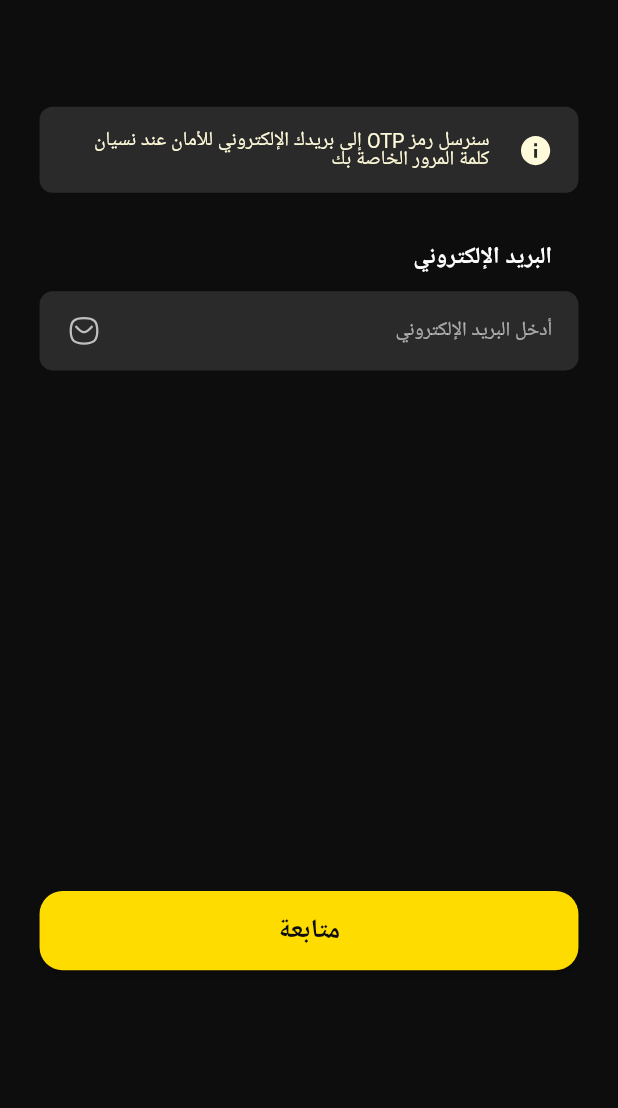
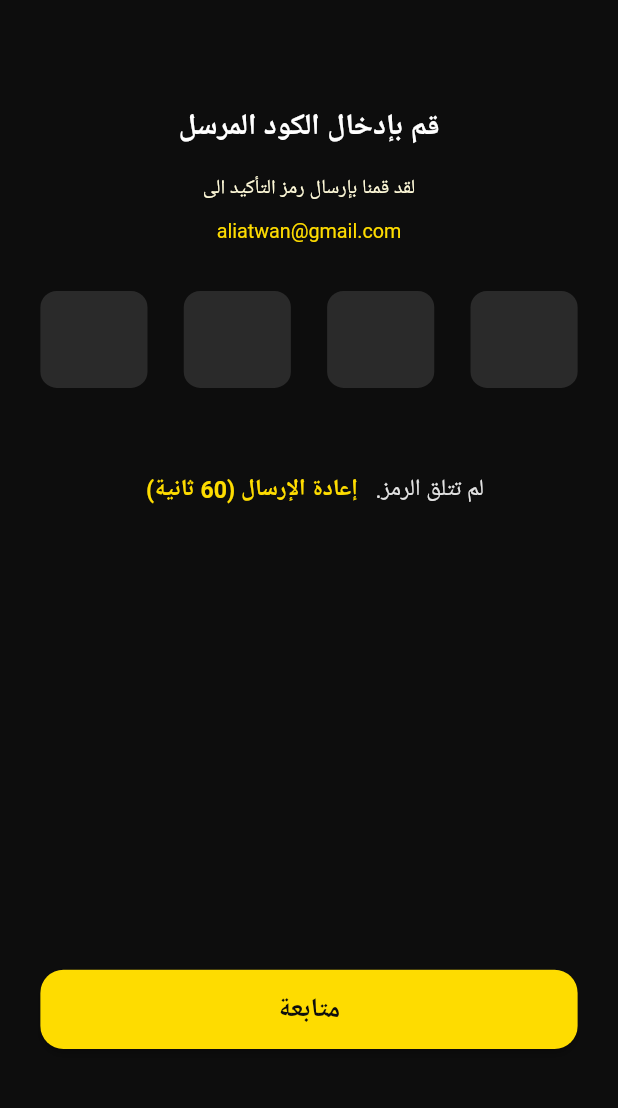
Before and after one commit to ZiadElgaraihe/black-market, a Flutter app: the ForgetPasswordView screen opened directly, after a tap on "متابعة", on a phone screen of 412 x 824 dp, the part 76-1184 px from its top. Run offline on Flutter 3.47's test engine with Material 2 defaults, Android fonts, the phone set to English and light mode, and no system bars; our stand-ins replace flutter_screenutil, flutter_svg, google_fonts; Roboto replaces fonts that are missing (Almarai).

Commit message:
finish verification code view design

```diff
--- a/lib/core/utils/app_colors.dart
+++ b/lib/core/utils/app_colors.dart
@@ -22,6 +22,9 @@ abstract class AppColors {
   ///#FFFAD9
   static Color lightYellowHover = const Color(0xFFFFFAD9);
 
+  ///#D3DCEE
+  static Color pastelBlue = const Color(0xFFD3DCEE);
+
   static Color transparent = Colors.transparent;
 
   ///#FFFFFF
--- /dev/null
+++ b/lib/features/auth/presentation/view/verification_code_view.dart
@@ -0,0 +1,18 @@
+import 'package:black_market/core/presentation/view/app_bars/default_app_bar.dart';
+import 'package:black_market/features/auth/presentation/view/widgets/verification_code_view_body.dart';
+import 'package:flutter/material.dart';
+
+class VerificationCodeView extends StatelessWidget {
+  const VerificationCodeView({super.key});
+
+  @override
+  Widget build(BuildContext context) {
+    return GestureDetector(
+      onTap: () => FocusManager.instance.primaryFocus!.unfocus(),
+      child: const Scaffold(
+        appBar: DefaultAppBar(title: 'إسترجاع كلمة المرور'),
+        body: VerificationCodeViewBody(),
+      ),
+    );
+  }
+}
--- a/lib/features/auth/presentation/view/widgets/forget_password_view_body.dart
+++ b/lib/features/auth/presentation/view/widgets/forget_password_view_body.dart
@@ -1,6 +1,8 @@
+import 'package:black_market/core/animations/left_slide_transition.dart';
 import 'package:black_market/core/presentation/view/buttons/default_button.dart';
 import 'package:black_market/core/presentation/view/sections/user_data_section.dart';
 import 'package:black_market/core/utils/app_icons.dart';
+import 'package:black_market/features/auth/presentation/view/verification_code_view.dart';
 import 'package:black_market/features/auth/presentation/view/widgets/containers/forget_password_warning_message_container.dart';
 import 'package:flutter/material.dart';
 import 'package:flutter_screenutil/flutter_screenutil.dart';
@@ -27,7 +29,17 @@ class ForgetPasswordViewBody extends StatelessWidget {
               suffixIcon: AppIcons.assetsIconsMessage,
             ),
             SizedBox(height: 342.h),
-            DefaultButton(onPressed: () {}, title: 'متابعة'),
+            DefaultButton(
+              onPressed: () {
+                Navigator.push(
+                  context,
+                  RightSlideTransition(
+                    page: const VerificationCodeView(),
+                  ),
+                );
+              },
+              title: 'متابعة',
+            ),
             SizedBox(height: 20.h),
           ],
         ),
--- /dev/null
+++ b/lib/features/auth/presentation/view/widgets/rows/otp_row.dart
@@ -0,0 +1,24 @@
+import 'package:black_market/features/auth/presentation/view/widgets/text_fields/otp_text_field.dart';
+import 'package:flutter/material.dart';
+import 'package:flutter_screenutil/flutter_screenutil.dart';
+
+class OtpRow extends StatelessWidget {
+  const OtpRow({super.key});
+
+  @override
+  Widget build(BuildContext context) {
+    return Directionality(
+      textDirection: TextDirection.ltr,
+      child: Row(
+        mainAxisAlignment: MainAxisAlignment.spaceBetween,
+        children: List.generate(
+          4,
+          (index) => SizedBox(
+            width: 65.w,
+            child: OtpTextField(index: index),
+          ),
+        ),
+      ),
+    );
+  }
+}
--- /dev/null
+++ b/lib/features/auth/presentation/view/widgets/rows/resend_code_row.dart
@@ -0,0 +1,81 @@
+import 'dart:async';
+
+import 'package:black_market/core/utils/app_colors.dart';
+import 'package:black_market/core/utils/text_styles.dart';
+import 'package:flutter/material.dart';
+
+class ResendCodeRow extends StatefulWidget {
+  const ResendCodeRow({super.key});
+
+  @override
+  State<ResendCodeRow> createState() => _ResendCodeRowState();
+}
+
+class _ResendCodeRowState extends State<ResendCodeRow> {
+  late Timer _timer;
+  final ValueNotifier<int> _remainingSeconds = ValueNotifier<int>(60);
+
+  @override
+  void initState() {
+    _startTimer();
+    super.initState();
+  }
+
+  @override
+  void dispose() {
+    _timer.cancel();
+    _remainingSeconds.dispose();
+    super.dispose();
+  }
+
+  @override
+  Widget build(BuildContext context) {
+    return Row(
+      mainAxisAlignment: MainAxisAlignment.center,
+      children: [
+        Text(
+          'لم تتلق الرمز. ',
+          style: TextStyles.textStyle14.copyWith(
+            fontWeight: FontWeight.w400,
+            color: AppColors.lightGrey,
+          ),
+        ),
+        ValueListenableBuilder(
+          valueListenable: _remainingSeconds,
+          builder: (context, remainingSeconds, child) => TextButton(
+            onPressed: (remainingSeconds == 0)
+                ? () {
+                    _remainingSeconds.value = 60;
+                    _startTimer();
+                  }
+                : null,
+            style: ButtonStyle(
+              overlayColor: MaterialStatePropertyAll(
+                AppColors.lightYellowActive.withOpacity(0.1),
+              ),
+            ),
+            child: Text(
+              'إعادة الإرسال ${(remainingSeconds != 0) ? '($remainingSeconds ثانية)' : ''}',
+              style: TextStyles.textStyle14.copyWith(
+                color: AppColors.yellow,
+              ),
+            ),
+          ),
+        ),
+      ],
+    );
+  }
+
+  void _startTimer() {
+    _timer = Timer.periodic(
+      const Duration(seconds: 1),
+      (timer) {
+        if (_remainingSeconds.value > 0) {
+          _remainingSeconds.value--;
+        } else {
+          timer.cancel();
+        }
+      },
+    );
+  }
+}
--- /dev/null
+++ b/lib/features/auth/presentation/view/widgets/text_fields/otp_text_field.dart
@@ -0,0 +1,66 @@
+import 'package:black_market/core/utils/app_colors.dart';
+import 'package:black_market/core/utils/text_styles.dart';
+import 'package:flutter/material.dart';
+import 'package:flutter/services.dart';
+import 'package:flutter_screenutil/flutter_screenutil.dart';
+import 'package:google_fonts/google_fonts.dart';
+
+class OtpTextField extends StatelessWidget {
+  const OtpTextField({
+    super.key,
+    required this.index,
+  });
+
+  final int index;
+
+  @override
+  Widget build(BuildContext context) {
+    return TextField(
+      showCursor: false,
+      style: GoogleFonts.plusJakartaSans(
+        textStyle: TextStyles.textStyle18.copyWith(
+          fontWeight: FontWeight.w600,
+          color: AppColors.pastelBlue,
+        ),
+      ),
+      textAlign: TextAlign.center,
+      maxLength: 1,
+      keyboardType: TextInputType.number,
+      inputFormatters: [
+        FilteringTextInputFormatter.allow(RegExp(r'\d')),
+      ],
+      onChanged: (value) {
+        if (value.length == 1 && index <= 3) {
+          if (index != 3) {
+            FocusScope.of(context).nextFocus();
+          } else {
+            FocusScope.of(context).unfocus();
+          }
+        } else if (value.isEmpty && index >= 0) {
+          if (index != 0) {
+            FocusScope.of(context).previousFocus();
+          } else {
+            FocusScope.of(context).unfocus();
+          }
+        }
+      },
+      decoration: InputDecoration(
+        counterText: '',
+        contentPadding: EdgeInsets.symmetric(vertical: 19.5.h),
+        filled: true,
+        fillColor: AppColors.darkGrey,
+        border: OutlineInputBorder(
+          borderSide: BorderSide.none,
+          borderRadius: BorderRadius.circular(10.w),
+        ),
+        focusedBorder: OutlineInputBorder(
+          borderSide: BorderSide(
+            color: AppColors.yellow,
+            width: 0.5.w,
+          ),
+          borderRadius: BorderRadius.circular(10.w),
+        ),
+      ),
+    );
+  }
+}
--- /dev/null
+++ b/lib/features/auth/presentation/view/widgets/verification_code_view_body.dart
@@ -0,0 +1,60 @@
+import 'package:black_market/core/presentation/view/buttons/default_button.dart';
+import 'package:black_market/core/utils/app_colors.dart';
+import 'package:black_market/core/utils/text_styles.dart';
+import 'package:black_market/features/auth/presentation/view/widgets/rows/otp_row.dart';
+import 'package:black_market/features/auth/presentation/view/widgets/rows/resend_code_row.dart';
+import 'package:flutter/material.dart';
+import 'package:flutter_screenutil/flutter_screenutil.dart';
+
+class VerificationCodeViewBody extends StatelessWidget {
+  const VerificationCodeViewBody({super.key});
+
+  @override
+  Widget build(BuildContext context) {
+    return SingleChildScrollView(
+      physics: const BouncingScrollPhysics(),
+      child: Padding(
+        padding: EdgeInsets.symmetric(horizontal: 24.5.w),
+        child: Column(
+          crossAxisAlignment: CrossAxisAlignment.stretch,
+          children: [
+            SizedBox(height: 60.h),
+            Text(
+              'قم بإدخال الكود المرسل',
+              style: TextStyles.textStyle18,
+              textAlign: TextAlign.center,
+            ),
+            SizedBox(height: 18.h),
+            Text(
+              'لقد قمنا بإرسال رمز التأكيد الى',
+              style: TextStyles.textStyle12.copyWith(
+                fontWeight: FontWeight.w400,
+                color: AppColors.lightYellowHover,
+              ),
+              textAlign: TextAlign.center,
+            ),
+            SizedBox(height: 12.h),
+            Text(
+              'aliatwan@gmail.com',
+              style: TextStyles.textStyle12.copyWith(
+                fontWeight: FontWeight.w400,
+                color: AppColors.yellow,
+              ),
+              textAlign: TextAlign.center,
+            ),
+            SizedBox(height: 32.h),
+            const OtpRow(),
+            SizedBox(height: 43.h),
+            const ResendCodeRow(),
+            SizedBox(height: 292.h),
+            DefaultButton(
+              onPressed: () {},
+              title: 'متابعة',
+            ),
+            SizedBox(height: 20.h),
+          ],
+        ),
+      ),
+    );
+  }
+}
```
